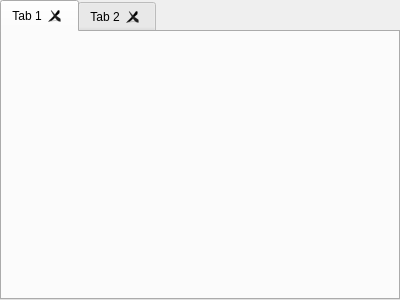
Above: src/gui/InterfacesTabWidget.ui from fwbuilder/fwbuilder before the change. Below: the same form after it.
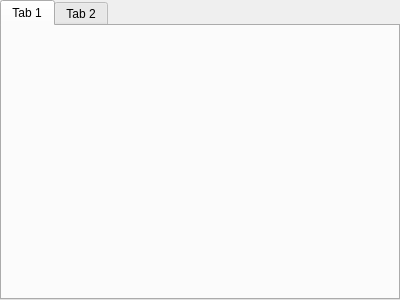
That is the form after the change.

Commit message: Removed tab close buttons

Diff of the .ui file:
```diff
--- a/src/gui/InterfacesTabWidget.ui
+++ b/src/gui/InterfacesTabWidget.ui
@@ -13,9 +13,6 @@
   <property name="windowTitle">
    <string>TabWidget</string>
   </property>
-  <property name="tabsClosable">
-   <bool>true</bool>
-  </property>
   <widget class="QWidget" name="tab">
    <attribute name="title">
     <string>Tab 1</string>
```
Left out of the diff: 19 changed lines with no effect on the pictures. The commit also changes 1 other file.
